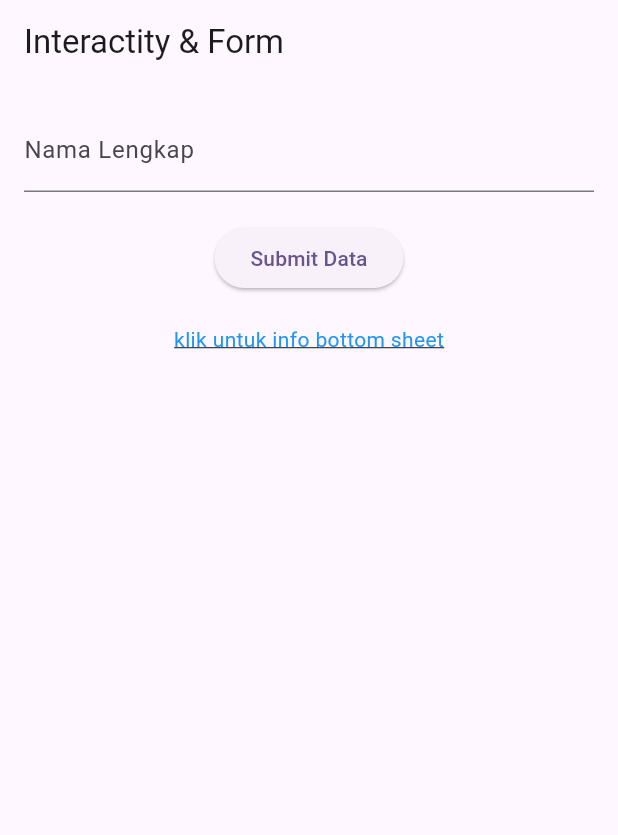
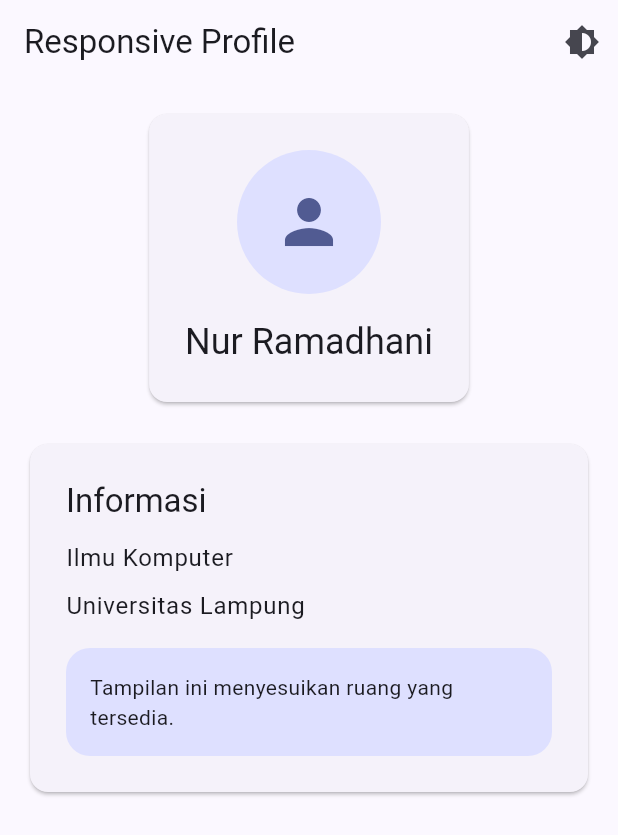
Before and after one commit to ichidha/prak-mobilelanjut-2417051067, a Flutter app: the screen it shows after launch, on a phone screen of 412 x 824 dp. Shown: the top 835 px of the screen. Run offline on Flutter 3.47's test engine with Material 3 defaults, Android fonts, the phone set to English and light mode, and no system bars.

Commit message:
Pertemuan 5

```diff
--- /dev/null
+++ b/lib/app_theme.dart
@@ -0,0 +1,19 @@
+import 'package:flutter/material.dart';
+
+class AppTheme {
+  static final ThemeData lightTheme  = ThemeData(
+    useMaterial3: true,
+    colorScheme: ColorScheme.fromSeed(
+      seedColor: Colors.indigo,
+      brightness: Brightness.light,
+      ),
+  );
+
+  static final ThemeData darkTheme  = ThemeData(
+    useMaterial3: true,
+    colorScheme: ColorScheme.fromSeed(
+      seedColor: Colors.indigo,
+      brightness: Brightness.dark,
+      ),
+  );
+}
--- a/lib/main.dart
+++ b/lib/main.dart
@@ -2,26 +2,43 @@
 // import 'column_widget.dart';
 // import 'row_widget.dart';
 // import 'first_widget.dart';
-import 'form_widget.dart';
+// import 'form_widget.dart';
+import 'app_theme.dart';
+import 'responsive_profile.dart';
 
 void main() {
   runApp(const MyApp());
 }
 
-class MyApp extends StatelessWidget {
+class MyApp extends StatefulWidget {
   const MyApp({super.key});
+
+  @override
+  State<MyApp> createState() => _MyAppState();
+}
+
+class _MyAppState extends State<MyApp> {
+  ThemeMode themeMode = ThemeMode.light;
+
+  void toggleTheme() {
+    setState(() {
+      themeMode = themeMode == ThemeMode.light
+          ? ThemeMode.dark
+          : ThemeMode.light;
+    });
+  }
 
   @override
   Widget build(BuildContext context) {
     return MaterialApp(
-      title: 'Praktikum Mobile Lanjut',
-      theme: ThemeData(
-        colorScheme: ColorScheme.fromSeed(
-          seedColor: Colors.deepPurple,
-        ), // ColorScheme.fromSeed
-        useMaterial3: true,
-      ), // ThemeData
-      home: const FormWidget(),
-    ); // MaterialApp
+      debugShowCheckedModeBanner: false,
+      title: 'Responsive Profile',
+      theme: AppTheme.lightTheme,
+      darkTheme: AppTheme.darkTheme,
+      themeMode: themeMode,
+      home: ResponsiveProfilePage(
+        onThemeChanged: toggleTheme,
+      ),
+    );
   }
 }
--- /dev/null
+++ b/lib/responsive_profile.dart
@@ -0,0 +1,135 @@
+import 'package:flutter/material.dart';
+// import 'package:flutter/rendering.dart';
+
+class ResponsiveProfilePage extends StatelessWidget{
+    final VoidCallback onThemeChanged;
+
+    const ResponsiveProfilePage({
+      super.key,
+      required this.onThemeChanged,
+    });
+
+      @override
+    Widget build(BuildContext context) {
+      final size = MediaQuery.of(context).size;
+
+      return Scaffold(
+        appBar: AppBar(
+          title: const Text('Responsive Profile'),
+          actions: [
+            IconButton(onPressed: onThemeChanged,
+            icon: const Icon(Icons.brightness_6),
+            ),
+          ],
+        ),
+        body: Padding(padding: EdgeInsets.all(size.width <600 ?16 :32),
+        child: LayoutBuilder(
+          builder: (context, constraints){
+            return OrientationBuilder(
+              builder: (context, orientation){
+                final isWide =
+                  constraints.maxWidth >= 600 ||
+                  orientation == Orientation.landscape;
+                return isWide
+                ? const Row(
+                  crossAxisAlignment:
+                    CrossAxisAlignment.start,
+                    children: [
+                      Expanded(child: _ProfileHeader()),
+                      SizedBox(width: 24),
+                      Expanded(child: _ProfileInfo()),
+                    ],
+                )
+                :const Column(
+                  children: [
+                    _ProfileHeader(),
+                    SizedBox(height: 20),
+                    _ProfileInfo(),
+                  ],
+                );
+              }
+            );
+          }
+        ),
+      ),
+    );
+  }
+}
+
+class _ProfileHeader extends StatelessWidget{
+  const _ProfileHeader();
+
+  @override
+  Widget build(BuildContext context) {
+    return Card(
+      child: Padding(
+        padding: const EdgeInsets.all(24),
+        child: Column(
+          children: [
+            CircleAvatar(
+              radius: 48,
+              child: Icon(
+                Icons.person,
+                size: 48,
+                color: Theme.of(context).colorScheme.primary,
+                ),
+            ),
+            const SizedBox(height: 16),
+            Text(
+              'Nur Ramadhani',
+              style: Theme.of(context).textTheme.headlineSmall,
+              textAlign: TextAlign.center,
+            ),
+          ],
+        ),
+        ),
+    );
+  }
+}
+
+class _ProfileInfo extends StatelessWidget{
+  const _ProfileInfo();
+
+  @override
+  Widget build(BuildContext context) {
+    final scheme = Theme.of(context).colorScheme;
+
+    return Card(
+      child: Padding(
+        padding: const EdgeInsets.all(24),
+        child: Column(
+          crossAxisAlignment: CrossAxisAlignment.start,
+          children: [
+            Text(
+              'Informasi',
+              style: Theme.of(context).textTheme.titleLarge,
+            ),
+            const SizedBox(height: 12),
+            Text(
+              'Ilmu Komputer',
+              style: Theme.of(context).textTheme.bodyLarge,
+            ),
+            const SizedBox(height: 8),
+            Text(
+              'Universitas Lampung',
+              style: Theme.of(context).textTheme.bodyLarge,
+            ),
+            const SizedBox(height: 16),
+            Container(
+              width: double.infinity,
+              padding: const EdgeInsets.all(16),
+              decoration: BoxDecoration(
+                color: scheme.primaryContainer,
+                borderRadius: BorderRadius.circular(16),
+              ),
+              child: Text(
+                'Tampilan ini menyesuikan ruang yang tersedia.',
+                style: Theme.of(context).textTheme.bodyMedium,
+              ),
+            )
+          ],
+        ),
+        ),
+    );
+  }
+}
```
